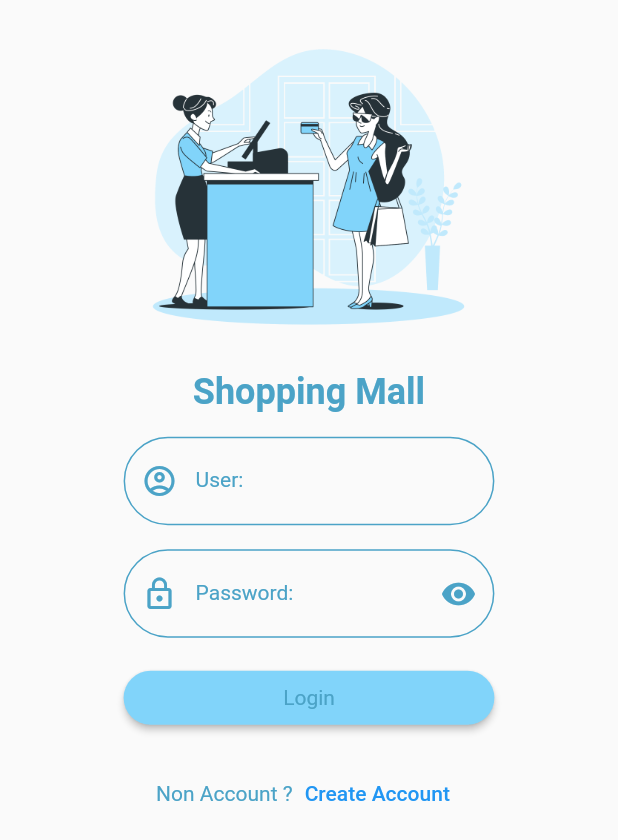
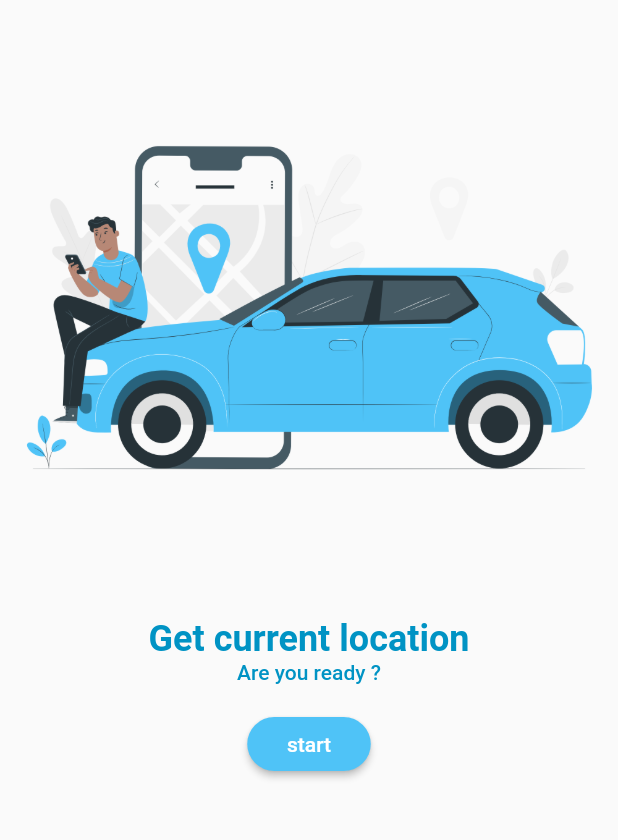
Before and after one commit to HirunrachPonwis/SHoppingMal, a Flutter app: the screen it shows after launch, on a phone screen of 412 x 824 dp. Shown: the top 840 px of the screen. Run offline on Flutter 3.47's test engine with Material 2 defaults, Android fonts, the phone set to English and light mode, and no system bars; our stand-ins replace geolocator, google_maps_flutter, image_picker.

Commit message:
10/11update

```diff
--- a/lib/main.dart
+++ b/lib/main.dart
@@ -1,16 +1,14 @@
 import 'package:flutter/material.dart';
 import 'package:shoppingmallbydew/states/authen.dart';
-import 'package:shoppingmallbydew/states/buyer_service.dart';
+
 import 'package:shoppingmallbydew/states/create_account.dart';
 import 'package:shoppingmallbydew/states/rider_service.dart';
-import 'package:shoppingmallbydew/states/saler_service.dart';
+
 import 'package:shoppingmallbydew/utility/my_constant.dart';
 
 final Map<String, WidgetBuilder> map = {
   '/authen': (BuildContext context) => Authen(),
   '/createAccount': (BuildContext context) => CreateAccount(),
-  '/buyerService': (BuildContext context) => BuyerService(),
-  '/salerService': (BuildContext context) => SalerService(),
   '/riderService': (BuildContext context) => RiderService(),
 };
 
--- a/lib/states/authen.dart
+++ b/lib/states/authen.dart
@@ -25,10 +25,8 @@ class _AuthenState extends State<Authen> {
             children: [
               buildImage(size),
               buildAppName(),
-              buildUser(size),
-              buildPassword(size),
+              buildCreateAccount(),
               buildLogin(size),
-              buildCreateAccount()
             ],
           ),
         ),
@@ -39,8 +37,8 @@ class _AuthenState extends State<Authen> {
   Row buildCreateAccount() {
     return Row(mainAxisAlignment: MainAxisAlignment.center,
               children: [
-                ShowTitle(title:'Non Account ?', textStyle: MyConstant().h3Style(),),
-                TextButton(onPressed: ()=> Navigator.pushNamed(context, MyConstant.routeCreateAccount), child: Text('Create Account'),)
+                ShowTitle(title:'Are you ready ?', textStyle: MyConstant().h3Style(),),
+                //TextButton(onPressed: ()=> Navigator.pushNamed(context, MyConstant.routeCreateAccount), child: Text('Ready'),)
               ],
             );
   }
@@ -51,11 +49,11 @@ class _AuthenState extends State<Authen> {
       children: [
         Container(
           margin: EdgeInsets.symmetric(vertical:16), //กำหนดให้ปุ่ม login ห่างจากกล่องข้อความทั้งบนและล่าง
-          width: size * 0.6,
+          width: size * 0.2,
           child: ElevatedButton(
             style: MyConstant().myBottonStyle(),
-            onPressed: () {},
-            child: Text('Login',style: MyConstant().h3Style(),),
+            onPressed: () => Navigator.pushNamed(context, MyConstant.routeCreateAccount),
+            child: Text('start',style: MyConstant().h4Style(),),
           ),
         ),
       ],
@@ -158,8 +156,8 @@ class _AuthenState extends State<Authen> {
       mainAxisAlignment: MainAxisAlignment.center,
       children: [
         Container(
-          width: size * 0.6,
-          child: ShowImage(path: MyConstant.image2),
+          width: size * 1.0,
+          child: ShowImage(path: MyConstant.image6),
         ),
       ],
     );
--- a/lib/utility/my_constant.dart
+++ b/lib/utility/my_constant.dart
@@ -2,7 +2,7 @@ import 'package:flutter/material.dart';
 
 class MyConstant {
   //Geeneral
-  static String appName = 'Shopping Mall';
+  static String appName = 'Get current location';
 
   //Route
   static String routeAuthen = '/authen';
@@ -16,13 +16,14 @@ class MyConstant {
   static String image2 = 'images/image2.png';
   static String image3 = 'images/image3.png';
   static String image4 = 'images/image4.png';
+  static String image6 = 'images/image7.png';
    static String avatar = 'images/avatar.png';
 
 
   //color
-  static Color primary = Color(0xff81d4fa);
-  static Color dark = Color(0xff4ba3c7);
-  static Color light = Color(0xffb6ffff);
+  static Color primary = Color(0xff4fc3f7);
+  static Color dark = Color(0xff0093c4);
+  static Color light = Color(0xff8bf6ff);
 
   //Style
   TextStyle h1Style() => TextStyle(
@@ -38,7 +39,12 @@ class MyConstant {
   TextStyle h3Style() => TextStyle(
         fontSize: 14,
         color: dark,
-        fontWeight: FontWeight.normal,
+        fontWeight: FontWeight.w500,
+      );
+  TextStyle h4Style() => TextStyle(
+        fontSize: 14,
+        color: Colors.white,
+        fontWeight: FontWeight.w500,
       );
 
   ButtonStyle myBottonStyle() => ElevatedButton.styleFrom(
--- a/lib/utility/my_dialog.dart
+++ b/lib/utility/my_dialog.dart
@@ -1,6 +1,5 @@
 //import 'dart:js';
 import 'dart:io';
-
 import 'package:flutter/material.dart';
 import 'package:geolocator/geolocator.dart';
 import 'package:shoppingmallbydew/utility/my_constant.dart';
```
Also changed, not shown: lib/states/buyer_service.dart (deleted, +0 -15 lines), lib/states/create_account.dart (+28 -19 lines), lib/states/saler_service.dart (deleted, +0 -15 lines), pubspec.yaml (+8 -0 lines), images/image6.png (added), images/image7.png (added), pubspec.lock, 5 other files.
